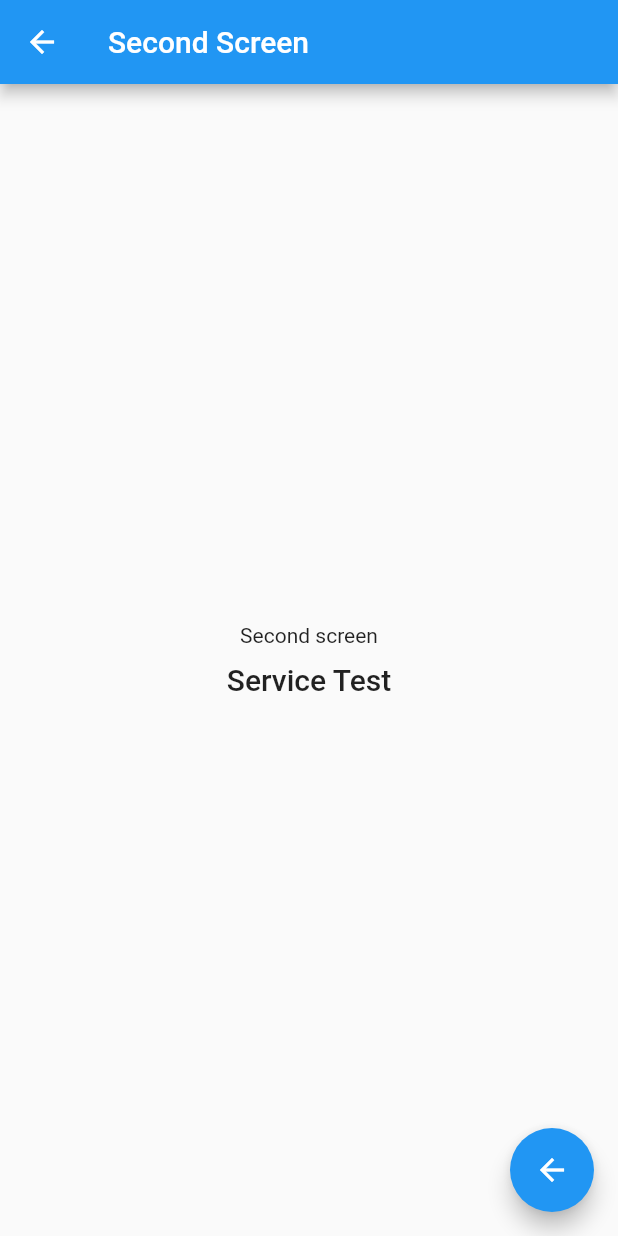
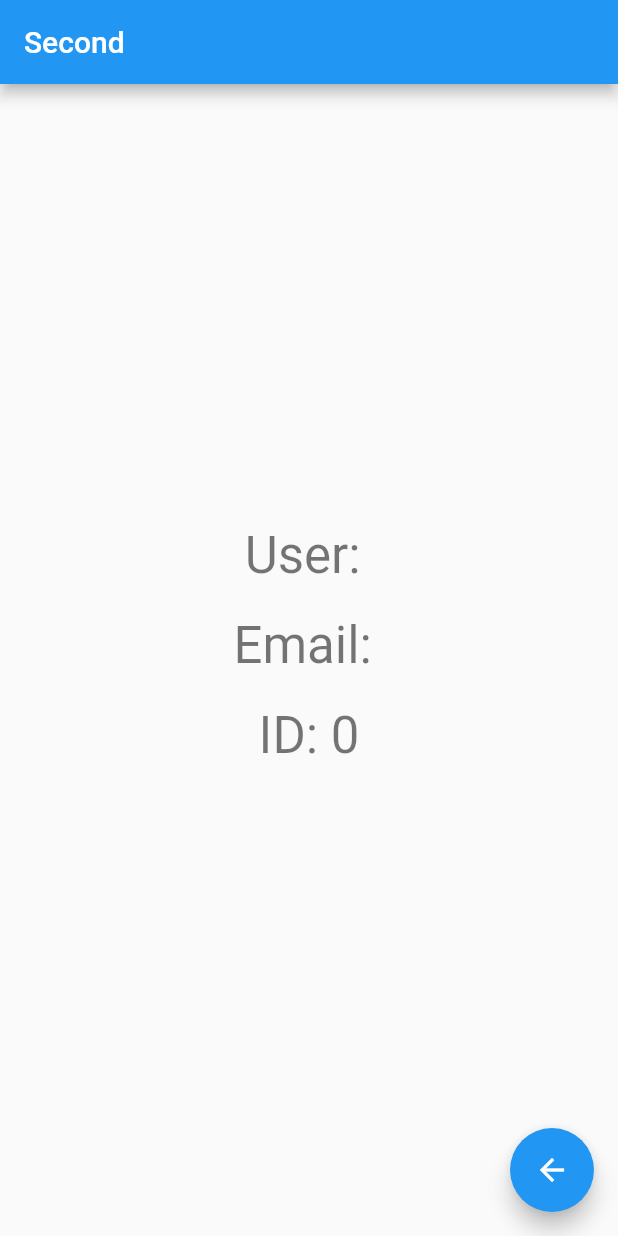
Before and after one commit to Gabriel-S-Souza/flutter_web_example, a Flutter app: the screen it shows after launch, after a tap on the "arrow forward" icon, on a phone screen of 412 x 824 dp. Run offline on Flutter 3.47's test engine with Material 2 defaults, Android fonts, the phone set to English and light mode, and no system bars; our stand-ins replace get_it, go_router.

```diff
--- a/lib/home_screen.dart
+++ b/lib/home_screen.dart
@@ -1,6 +1,8 @@
 import 'package:flutter/material.dart';
 import 'package:flutter_web_test/service_test.dart';
 import 'package:flutter_web_test/setup_locator.dart';
+import 'package:flutter_web_test/user_model.dart';
+import 'package:go_router/go_router.dart';
 
 class HomeScreen extends StatefulWidget {
   const HomeScreen({super.key, required this.title});
@@ -13,6 +15,16 @@ class HomeScreen extends StatefulWidget {
 
 class _SecondScreenState extends State<HomeScreen> {
   final ServiceTest controller = getIt<ServiceTest>();
+  final TextEditingController emailController = TextEditingController();
+  final TextEditingController nameController = TextEditingController();
+  final TextEditingController idController = TextEditingController();
+
+  @override
+  void initState() {
+    super.initState();
+    idController.text = controller.id.toString();
+  }
+
   @override
   Widget build(BuildContext context) {
     return Scaffold(
@@ -23,13 +35,65 @@ class _SecondScreenState extends State<HomeScreen> {
         child: Column(
           mainAxisAlignment: MainAxisAlignment.center,
           children: <Widget>[
-            const Text(
-              'Home screen',
+            Padding(
+              padding: EdgeInsets.symmetric(horizontal: MediaQuery.of(context).size.width * 0.2),
+              child: Column(
+                children: [
+                  TextField(
+                    controller: nameController,
+                    decoration: const InputDecoration(
+                      border: OutlineInputBorder(),
+                      labelText: 'Name',
+                    ),
+                  ),
+                  const SizedBox(height: 20),
+                  TextField(
+                    controller: emailController,
+                    decoration: const InputDecoration(
+                      border: OutlineInputBorder(),
+                      labelText: 'Email',
+                    ),
+                  ),
+                  const SizedBox(height: 20),
+                  Row(
+                    children: [
+                      IconButton(
+                        onPressed: () {
+                          setState(() {
+                            controller.decrement();
+                            idController.text = controller.id.toString();
+                          });
+                        },
+                        icon: const Icon(Icons.keyboard_arrow_left_outlined),
+                      ),
+                      Expanded(
+                        child: TextField(
+                          controller: idController,
+                          readOnly: true,
+                          decoration: const InputDecoration(
+                            border: OutlineInputBorder(),
+                            labelText: 'Id',
+                          ),
+                        ),
+                      ),
+                      IconButton(
+                        onPressed: () {
+                          setState(() {
+                            controller.increment();
+                            idController.text = controller.id.toString();
+                          });
+                        },
+                        icon: const Icon(Icons.keyboard_arrow_right_outlined),
+                      ),
+                    ],
+                  ),
+                ],
+              ),
             ),
-            const SizedBox(height: 10),
+            const SizedBox(height: 20),
             Text(
               controller.message,
-              style: Theme.of(context).textTheme.headline6,
+              style: Theme.of(context).textTheme.headlineSmall,
             ),
           ],
         ),
@@ -39,7 +103,25 @@ class _SecondScreenState extends State<HomeScreen> {
         children: [
           FloatingActionButton(
             onPressed: () {
-              Navigator.of(context).pushNamed('/second');
+              context.goNamed(
+                'second',
+                params: {'id': controller.id.toString()},
+                queryParams: {
+                  'name': nameController.text,
+                  'email': emailController.text,
+                },
+                extra: UserModel(
+                  name: nameController.text,
+                  email: emailController.text,
+                ),
+              );
+              // Navigator.of(context).pushNamed(
+              //   '/second',
+              //   arguments: UserModel(
+              //     name: nameController.text,
+              //     email: emailController.text,
+              //   ),
+              // );
             },
             tooltip: 'Second screen',
             child: const Icon(Icons.arrow_forward),
--- a/lib/main.dart
+++ b/lib/main.dart
@@ -2,6 +2,8 @@ import 'package:flutter/material.dart';
 import 'package:flutter_web_test/home_screen.dart';
 import 'package:flutter_web_test/second_screen.dart';
 import 'package:flutter_web_test/setup_locator.dart';
+import 'package:flutter_web_test/user_model.dart';
+import 'package:go_router/go_router.dart';
 
 void main() {
   setupLocator();
@@ -13,20 +15,51 @@ class AppWidget extends StatelessWidget {
 
   @override
   Widget build(BuildContext context) {
-    return MaterialApp(
+    return MaterialApp.router(
       title: 'Flutter Web Test',
-      initialRoute: '/',
-      routes: {
-        '/': (context) => const HomeScreen(
-              title: 'Flutter Web Test',
-            ),
-        '/second': (context) => const SecondScreen(
-              title: 'Second Screen',
-            ),
-      },
+      routerConfig: _router,
+
+      // onGenerateRoute: (settings) {
+      //   switch (settings.name) {
+      //     case '/':
+      //       return MaterialPageRoute(
+      //         settings: settings,
+      //         builder: (context) => const HomeScreen(title: 'Home'),
+      //       );
+      //     case '/second':
+      //       return MaterialPageRoute(
+      //         settings: settings,
+      //         builder: (context) => SecondScreen(
+      //           title: 'Second',
+      //           user: settings.arguments as UserModel,
+      //         ),
+
+      //       );
+      //     default:
+      //       return null;
+      //   }
+      // },
       theme: ThemeData(
         primarySwatch: Colors.blue,
       ),
     );
   }
 }
+
+final _router = GoRouter(
+  routes: [
+    GoRoute(
+      path: '/',
+      name: '/',
+      builder: (context, state) => const HomeScreen(title: 'Home'),
+    ),
+    GoRoute(
+      path: '/second/:id',
+      name: 'second',
+      builder: (context, state) => SecondScreen(
+        title: 'Second',
+        user: state.extra as UserModel,
+      ),
+    ),
+  ],
+);
--- a/lib/second_screen.dart
+++ b/lib/second_screen.dart
@@ -1,22 +1,24 @@
 import 'package:flutter/material.dart';
 import 'package:flutter_web_test/service_test.dart';
 import 'package:flutter_web_test/setup_locator.dart';
+import 'package:flutter_web_test/user_model.dart';
+import 'package:go_router/go_router.dart';
 
 class SecondScreen extends StatefulWidget {
-  const SecondScreen({super.key, required this.title});
+  final String title;
+  final UserModel user;
 
-  final String title;
+  const SecondScreen({
+    super.key,
+    required this.title,
+    required this.user,
+  });
 
   @override
   State<SecondScreen> createState() => _SecondScreenState();
 }
 
 class _SecondScreenState extends State<SecondScreen> {
-  @override
-  void dispose() {
-    super.dispose();
-  }
-
   final ServiceTest controller = getIt<ServiceTest>();
   @override
   Widget build(BuildContext context) {
@@ -28,14 +30,18 @@ class _SecondScreenState extends State<SecondScreen> {
         child: Column(
           mainAxisAlignment: MainAxisAlignment.center,
           children: <Widget>[
-            const Text(
-              'Second screen',
+            Text('User: ${widget.user.name}', style: Theme.of(context).textTheme.headlineMedium),
+            const SizedBox(height: 20),
+            Text(
+              'Email: ${widget.user.email}',
+              style: Theme.of(context).textTheme.headlineMedium,
             ),
-            const SizedBox(height: 10),
+            const SizedBox(height: 20),
             Text(
-              controller.message,
-              style: Theme.of(context).textTheme.headline6,
+              'ID: ${controller.id}',
+              style: Theme.of(context).textTheme.headlineMedium,
             ),
+            const SizedBox(height: 20),
           ],
         ),
       ),
@@ -44,7 +50,7 @@ class _SecondScreenState extends State<SecondScreen> {
         children: [
           FloatingActionButton(
             onPressed: () {
-              Navigator.of(context).pop();
+              context.go('/');
             },
             tooltip: 'Back',
             child: const Icon(Icons.arrow_back),
--- a/lib/service_test.dart
+++ b/lib/service_test.dart
@@ -1,3 +1,12 @@
 class ServiceTest {
   String get message => 'Service Test';
+  int id = 0;
+
+  void increment() {
+    id++;
+  }
+
+  void decrement() {
+    id--;
+  }
 }
--- /dev/null
+++ b/lib/user_model.dart
@@ -0,0 +1,21 @@
+class UserModel {
+  final String name;
+  final String email;
+
+  UserModel({
+    required this.name,
+    required this.email,
+  });
+
+  factory UserModel.fromJson(Map<String, dynamic> json) {
+    return UserModel(
+      name: json['name'],
+      email: json['email'],
+    );
+  }
+
+  Map<String, dynamic> toJson() => {
+        'name': name,
+        'email': email,
+      };
+}
--- a/pubspec.yaml
+++ b/pubspec.yaml
@@ -36,6 +36,7 @@ dependencies:
   # Use with the CupertinoIcons class for iOS style icons.
   cupertino_icons: ^1.0.2
   get_it: ^7.2.0
+  go_router: ^6.5.6
 
 dev_dependencies:
   flutter_test:
```
Also changed, not shown: pubspec.lock.
